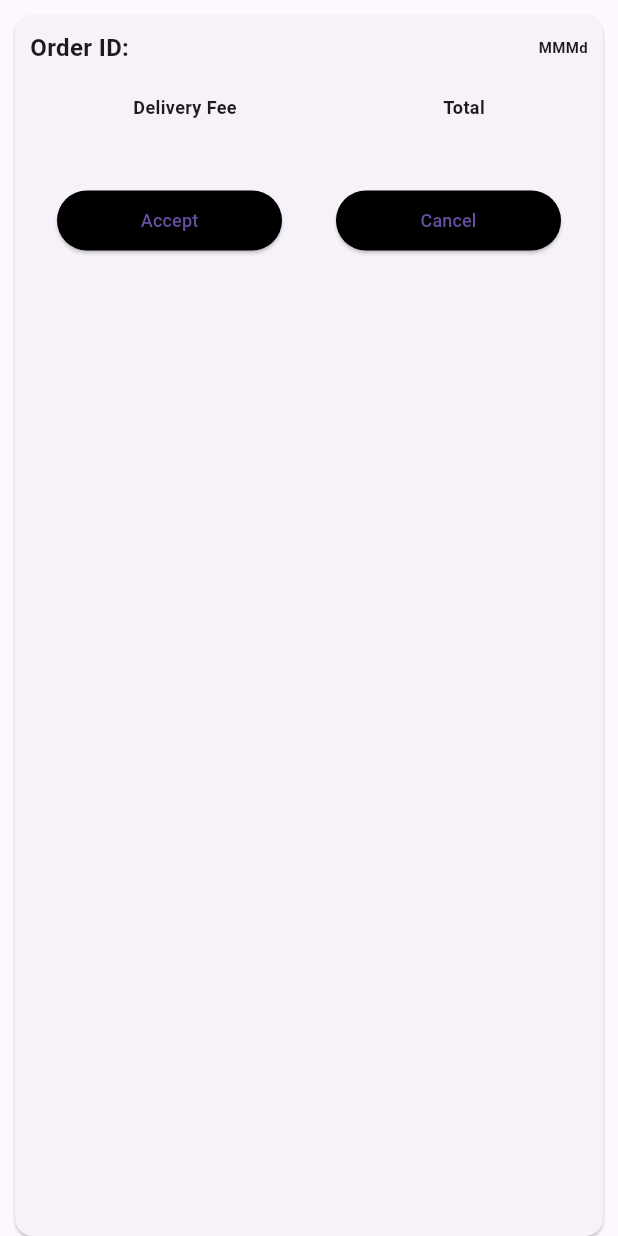
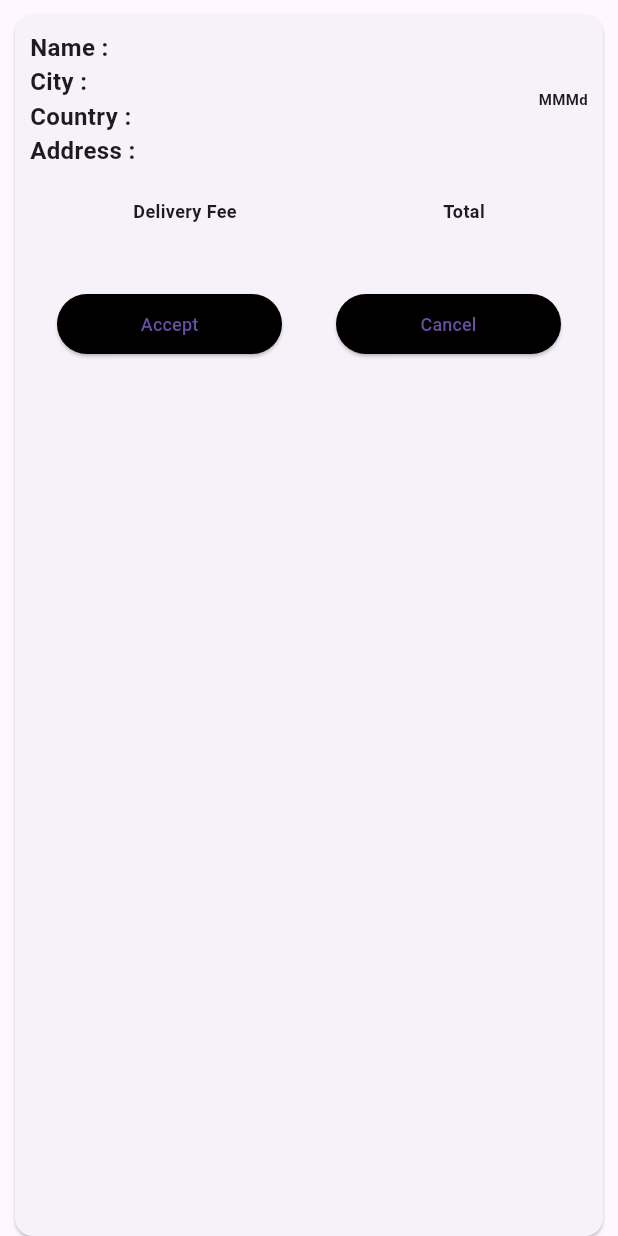
Before and after one commit to siwarbo/mh, a Flutter app: the DeliveryPersonnelCard widget shown alone on an empty page, opened directly with empty values, on a phone screen of 412 x 824 dp. Run offline on Flutter 3.47's test engine with Material 3 defaults, Android fonts, the phone set to English and light mode, and no system bars; our stand-ins replace bloc, carousel_slider, cloud_firestore, equatable, firebase_auth, firebase_core and 8 more; missing offline and left inert: razorpay_flutter; accounts and stored records are empty.

Commit message:
good interface for delivery_screen

```diff
--- a/lib/deliveryPersonnelInterface/delivery_screen.dart
+++ b/lib/deliveryPersonnelInterface/delivery_screen.dart
@@ -111,12 +111,38 @@ class DeliveryPersonnelCard extends StatelessWidget {
               Row(
                 mainAxisAlignment: MainAxisAlignment.spaceBetween,
                 children: [
-                  Text(
-                    "Order ID: ${deliveryPersonnel.id}",
-                    style: const TextStyle(
-                      fontSize: 16,
-                      fontWeight: FontWeight.bold,
-                    ),
+                  Column(
+                    crossAxisAlignment: CrossAxisAlignment.start,
+                    children: [
+                      Text(
+                        "Name : ${deliveryPersonnel.customerName}",
+                        style: const TextStyle(
+                          fontSize: 16,
+                          fontWeight: FontWeight.bold,
+                        ),
+                      ),
+                      Text(
+                        "City : ${deliveryPersonnel.city}",
+                        style: const TextStyle(
+                          fontSize: 16,
+                          fontWeight: FontWeight.bold,
+                        ),
+                      ),
+                      Text(
+                        "Country : ${deliveryPersonnel.country}",
+                        style: const TextStyle(
+                          fontSize: 16,
+                          fontWeight: FontWeight.bold,
+                        ),
+                      ),
+                      Text(
+                        "Address : ${deliveryPersonnel.address}",
+                        style: const TextStyle(
+                          fontSize: 16,
+                          fontWeight: FontWeight.bold,
+                        ),
+                      ),
+                    ],
                   ),
                   Text(
                     //DateFormat('dd-MM-yyyy').format(order.createdAt),
```
